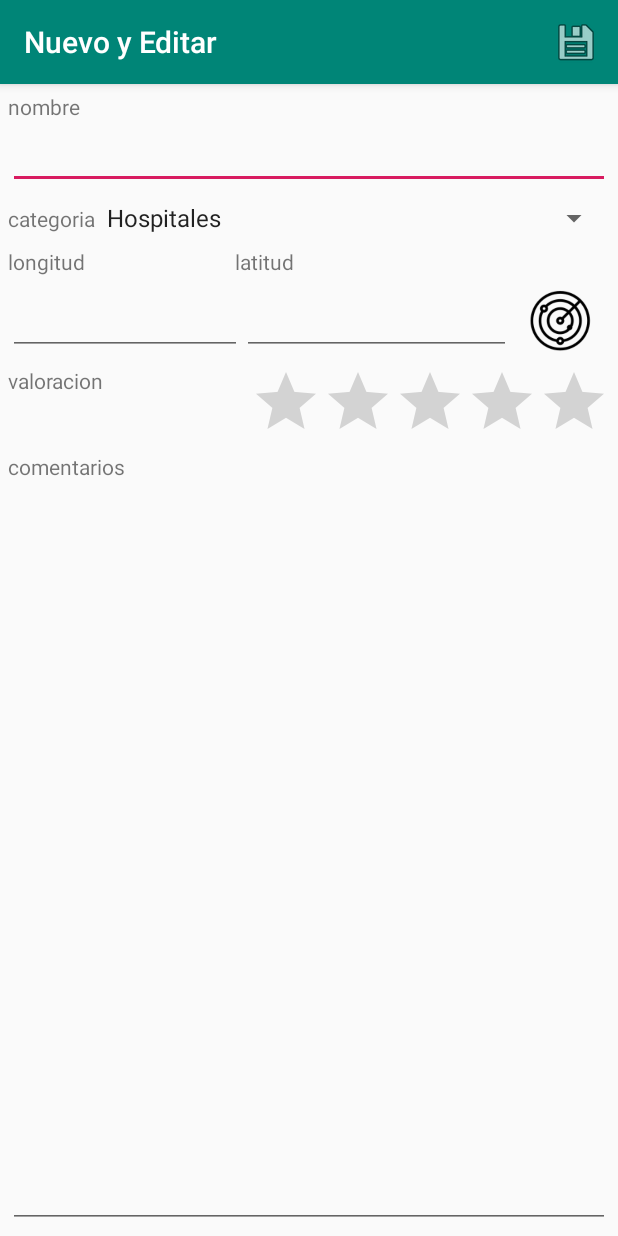
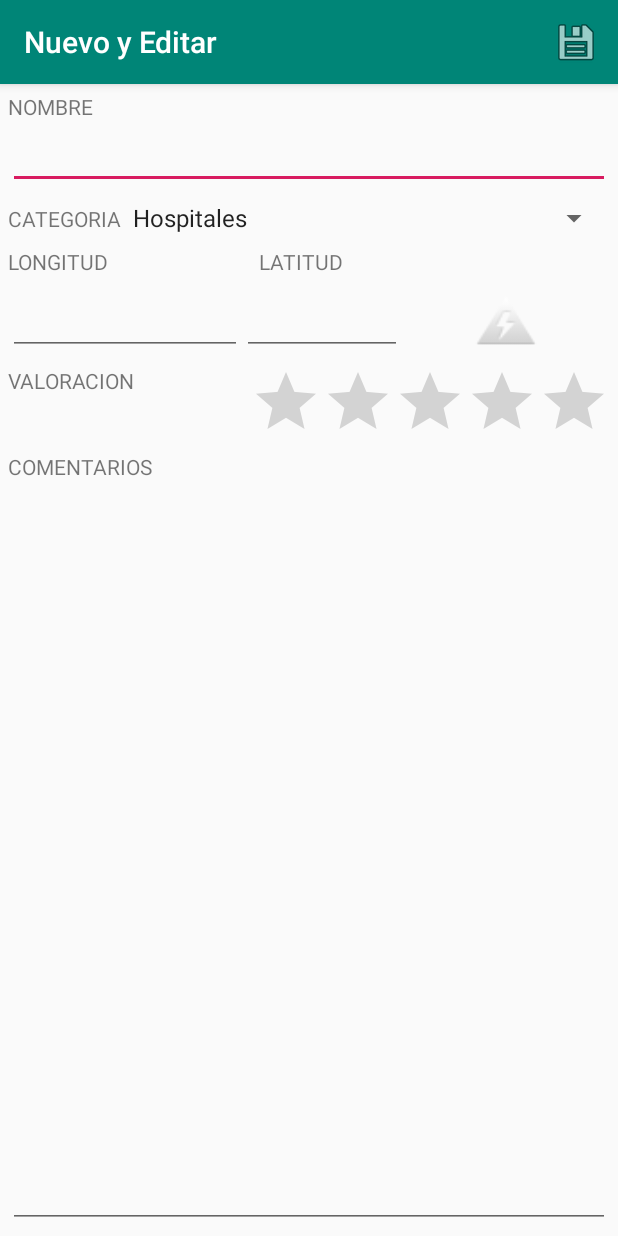
Before and after one commit to JaimeGarciaMazon/Practica7, an Android app: the screen it shows after launch (pantallaNuevo), after a tap on an icon or button, on a phone screen of 412 x 824 dp. Run offline under Robolectric (Android 15) with nearby library versions, the phone set to English and light mode, and no system bars.

Commit message:
Actualizacion Final

```diff
--- a/app/src/main/res/drawable/circle.xml
+++ b/app/src/main/res/drawable/circle.xml
@@ -2,10 +2,10 @@
 <shape xmlns:android="http://schemas.android.com/apk/res/android"
     android:shape="rectangle">
     <corners android:radius="1000dp" />
-    <solid android:color="#41ba7a" />
+    <solid android:color="#3336FF" />
     <stroke
         android:width="2dip"
-        android:color="#03ae3c" />
+        android:color="#01CE0B" />
     <padding
         android:bottom="4dp"
         android:left="4dp"
--- a/app/src/main/res/layout/activity_pantalla_nuevo.xml
+++ b/app/src/main/res/layout/activity_pantalla_nuevo.xml
@@ -69,15 +69,14 @@
             android:id="@+id/editText2"
             android:layout_width="156dp"
             android:layout_height="wrap_content"
-            android:ems="10"
+            android:ems="5"
             android:inputType="numberSigned|numberDecimal" />
 
         <EditText
             android:id="@+id/editText3"
             android:layout_width="wrap_content"
             android:layout_height="wrap_content"
-            android:layout_weight="1"
-            android:ems="10"
+            android:ems="5"
             android:inputType="numberSigned|numberDecimal" />
 
         <ImageView
@@ -85,7 +84,7 @@
             android:layout_width="wrap_content"
             android:layout_height="match_parent"
             android:layout_weight="1"
-            app:srcCompat="@drawable/radar" />
+            app:srcCompat="@android:drawable/ic_lock_idle_low_battery" />
     </LinearLayout>
 
     <LinearLayout
--- a/app/src/main/res/values/strings.xml
+++ b/app/src/main/res/values/strings.xml
@@ -2,13 +2,13 @@
     <string name="app_name">Practica7</string>
     <string name="Guardar">Guardar</string>
     <string name="title_activity_maps">Map</string>
-    <string name="nombre">nombre</string>
-    <string name="categoria">categoria</string>
-    <string name="longitud">longitud</string>
-    <string name="latitud">latitud</string>
-    <string name="valoracion">valoracion</string>
-    <string name="comentarios">comentarios</string>
-    <string name="global" />
+    <string name="nombre">NOMBRE</string>
+    <string name="categoria">CATEGORIA</string>
+    <string name="longitud">LONGITUD</string>
+    <string name="latitud">LATITUD</string>
+    <string name="valoracion">VALORACION</string>
+    <string name="comentarios">COMENTARIOS</string>
+    <string name="global">Todos</string>
     <string name="categoria1">Hospitales</string>
     <string name="editar">editar</string>
     <string name="Borrar">Borrar</string>
```
Also changed, not shown: app/src/main/java/com/example/practica7/MapsActivity.java (+0 -34 lines), app/src/main/res/layout/activity_main.xml (+5 -4 lines).
